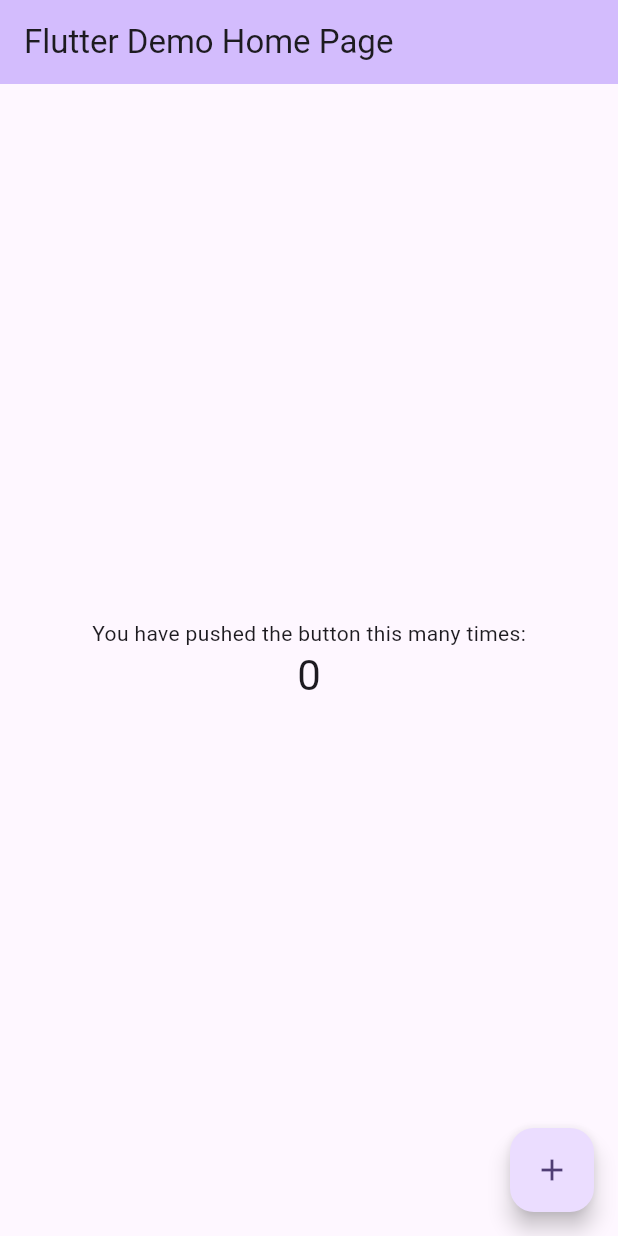
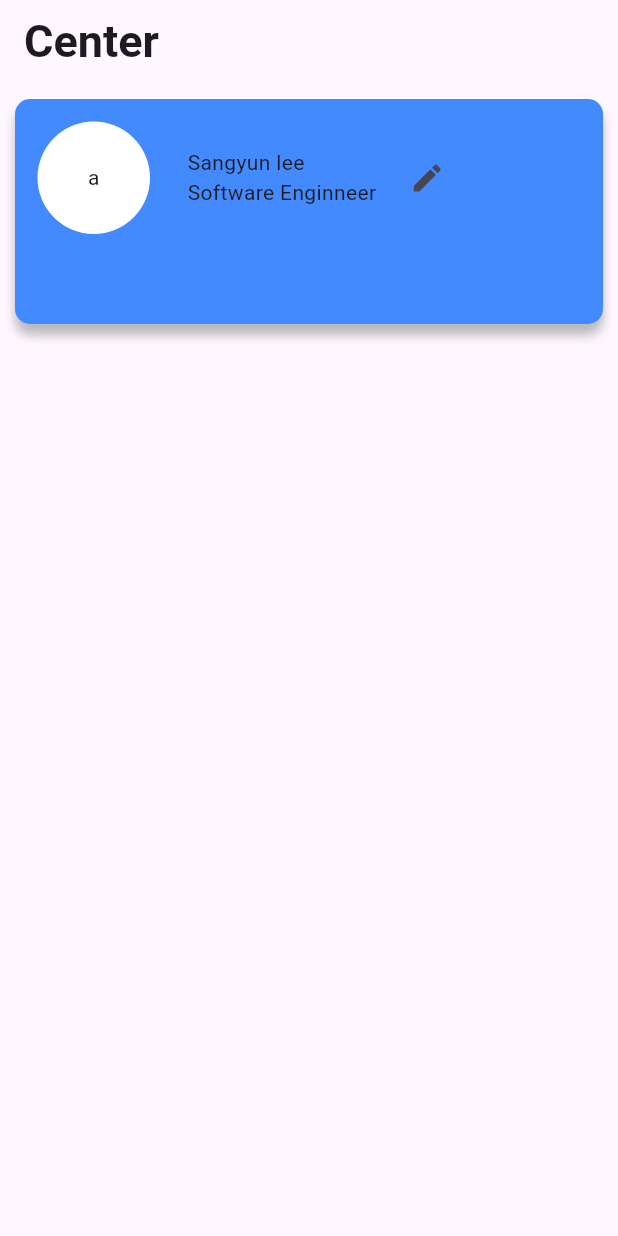
Before and after one commit to GDSC-CAU/GDSC-CAU-Flutter-Study-23-1, a Flutter app: the screen it shows after launch, on a phone screen of 412 x 824 dp. Run offline on Flutter 3.47's test engine with Material 2 defaults, Android fonts, the phone set to English and light mode, and no system bars.

Commit message:
Config Basic Layout in BoxContainer

```diff
--- a/sangyun_lee/lib/main.dart
+++ b/sangyun_lee/lib/main.dart
@@ -13,113 +13,78 @@ class MyApp extends StatelessWidget {
     return MaterialApp(
       title: 'Flutter Demo',
       theme: ThemeData(
-        // This is the theme of your application.
-        //
-        // TRY THIS: Try running your application with "flutter run". You'll see
-        // the application has a blue toolbar. Then, without quitting the app,
-        // try changing the seedColor in the colorScheme below to Colors.green
-        // and then invoke "hot reload" (save your changes or press the "hot
-        // reload" button in a Flutter-supported IDE, or press "r" if you used
-        // the command line to start the app).
-        //
-        // Notice that the counter didn't reset back to zero; the application
-        // state is not lost during the reload. To reset the state, use hot
-        // restart instead.
-        //
-        // This works for code too, not just values: Most code changes can be
-        // tested with just a hot reload.
         colorScheme: ColorScheme.fromSeed(seedColor: Colors.deepPurple),
         useMaterial3: true,
       ),
-      home: const MyHomePage(title: 'Flutter Demo Home Page'),
+      home: const FurnitureApp(),
     );
   }
 }
 
-class MyHomePage extends StatefulWidget {
-  const MyHomePage({super.key, required this.title});
-
-  // This widget is the home page of your application. It is stateful, meaning
-  // that it has a State object (defined below) that contains fields that affect
-  // how it looks.
-
-  // This class is the configuration for the state. It holds the values (in this
-  // case the title) provided by the parent (in this case the App widget) and
-  // used by the build method of the State. Fields in a Widget subclass are
-  // always marked "final".
-
-  final String title;
-
-  @override
-  State<MyHomePage> createState() => _MyHomePageState();
-}
-
-class _MyHomePageState extends State<MyHomePage> {
-  int _counter = 0;
-
-  void _incrementCounter() {
-    setState(() {
-      // This call to setState tells the Flutter framework that something has
-      // changed in this State, which causes it to rerun the build method below
-      // so that the display can reflect the updated values. If we changed
-      // _counter without calling setState(), then the build method would not be
-      // called again, and so nothing would appear to happen.
-      _counter++;
-    });
-  }
+class FurnitureApp extends StatelessWidget {
+  const FurnitureApp({super.key});
 
   @override
   Widget build(BuildContext context) {
-    // This method is rerun every time setState is called, for instance as done
-    // by the _incrementCounter method above.
-    //
-    // The Flutter framework has been optimized to make rerunning build methods
-    // fast, so that you can just rebuild anything that needs updating rather
-    // than having to individually change instances of widgets.
     return Scaffold(
       appBar: AppBar(
-        // TRY THIS: Try changing the color here to a specific color (to
-        // Colors.amber, perhaps?) and trigger a hot reload to see the AppBar
-        // change color while the other colors stay the same.
-        backgroundColor: Theme.of(context).colorScheme.inversePrimary,
-        // Here we take the value from the MyHomePage object that was created by
-        // the App.build method, and use it to set our appbar title.
-        title: Text(widget.title),
+        title: const Text(
+          "Center",
+          style: TextStyle(fontSize: 30, fontWeight: FontWeight.w600),
+        ),
+        centerTitle: false,
       ),
-      body: Center(
-        // Center is a layout widget. It takes a single child and positions it
-        // in the middle of the parent.
-        child: Column(
-          // Column is also a layout widget. It takes a list of children and
-          // arranges them vertically. By default, it sizes itself to fit its
-          // children horizontally, and tries to be as tall as its parent.
-          //
-          // Column has various properties to control how it sizes itself and
-          // how it positions its children. Here we use mainAxisAlignment to
-          // center the children vertically; the main axis here is the vertical
-          // axis because Columns are vertical (the cross axis would be
-          // horizontal).
-          //
-          // TRY THIS: Invoke "debug painting" (choose the "Toggle Debug Paint"
-          // action in the IDE, or press "p" in the console), to see the
-          // wireframe for each widget.
-          mainAxisAlignment: MainAxisAlignment.center,
-          children: <Widget>[
-            const Text(
-              'You have pushed the button this many times:',
+      body: Column(
+        children: [
+          Padding(
+            padding: const EdgeInsets.all(10.0),
+            child: Container(
+              decoration: BoxDecoration(
+                  borderRadius: BorderRadius.circular(10.0),
+                  color: Colors.blueAccent,
+                  boxShadow: [
+                    BoxShadow(
+                      color: Colors.grey.withOpacity(0.7),
+                      blurRadius: 5.0,
+                      spreadRadius: 0.0,
+                      offset: const Offset(0, 7),
+                    )
+                  ]),
+              height: 150,
+              child: Column(
+                children: [
+                  Row(
+                    children: [
+                      Padding(
+                        padding: const EdgeInsets.all(15.0),
+                        child: Container(
+                          decoration: const BoxDecoration(
+                              color: Colors.white, shape: BoxShape.circle),
+                          width: 75,
+                          height: 75,
+                          child: const Center(child: Text("a")),
+                        ),
+                      ),
+                      const Padding(
+                        padding: EdgeInsets.symmetric(horizontal: 10),
+                        child: Column(
+                          crossAxisAlignment: CrossAxisAlignment.start,
+                          children: [
+                            Text("Sangyun lee"),
+                            Text("Software Enginneer")
+                          ],
+                        ),
+                      ),
+                      IconButton(onPressed: () {}, icon: const Icon(Icons.edit))
+                    ],
+                  ),
+                  Row(),
+                ],
+              ),
             ),
-            Text(
-              '$_counter',
-              style: Theme.of(context).textTheme.headlineMedium,
-            ),
-          ],
-        ),
+          )
+        ],
       ),
-      floatingActionButton: FloatingActionButton(
-        onPressed: _incrementCounter,
-        tooltip: 'Increment',
-        child: const Icon(Icons.add),
-      ), // This trailing comma makes auto-formatting nicer for build methods.
     );
   }
 }
```
